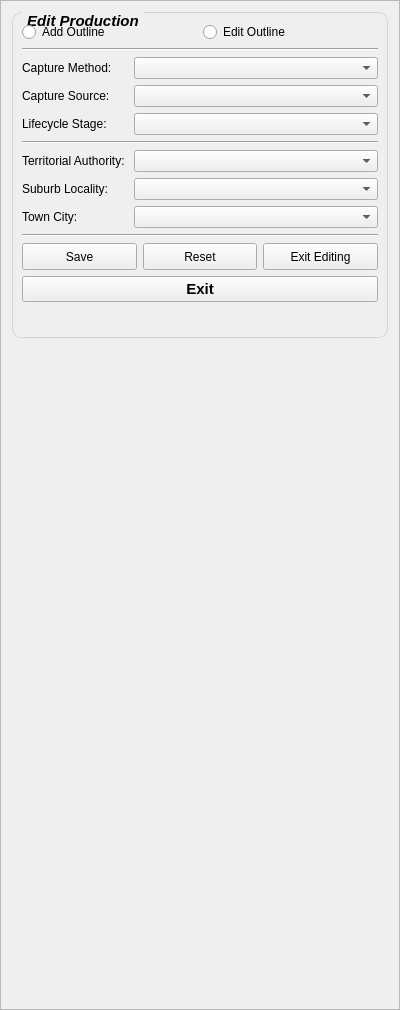
The window that buildings/gui/production_edits.ui (linz/nz-buildings) describes before a commit, drawn with Qt 5.
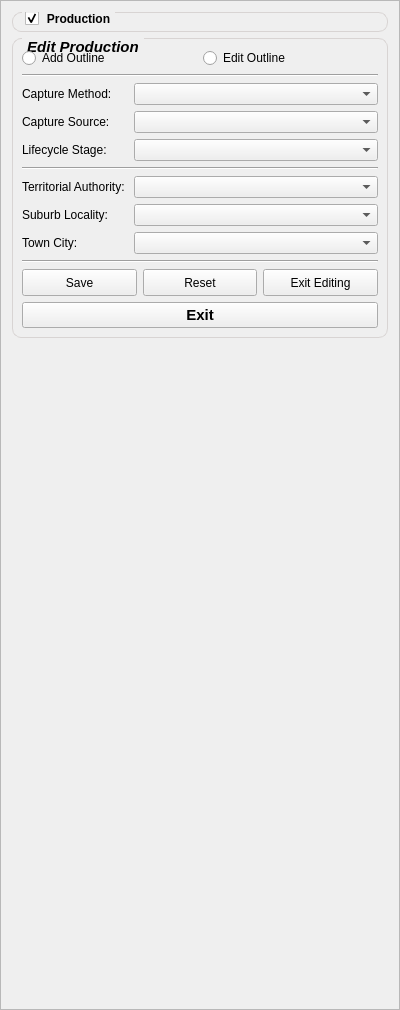
The same window after the commit.

Commit message: Add same functionality for production

```diff
--- a/buildings/gui/production_edits.ui
+++ b/buildings/gui/production_edits.ui
@@ -33,7 +33,37 @@
   </property>
   <layout class="QVBoxLayout" name="verticalLayout">
    <item>
-    <widget class="QGroupBox" name="grpb">
+    <widget class="QGroupBox" name="grpb_production">
+     <property name="font">
+      <font>
+       <weight>75</weight>
+       <bold>true</bold>
+      </font>
+     </property>
+     <property name="styleSheet">
+      <string notr="true">QGroupBox {
+    border: 1px solid #D8D4D3;
+    border-radius: 9px;
+    margin-top: 0.5em;
+}
+
+QGroupBox::title {
+    subcontrol-origin: margin;
+    left: 10px;
+    padding: 0 3px 0 3px;
+}</string>
+     </property>
+     <property name="title">
+      <string>Production</string>
+     </property>
+     <property name="checkable">
+      <bool>true</bool>
+     </property>
+     <layout class="QGridLayout" name="gridLayout"/>
+    </widget>
+   </item>
+   <item>
+    <widget class="QGroupBox" name="grpb_edits">
      <property name="sizePolicy">
       <sizepolicy hsizetype="MinimumExpanding" vsizetype="MinimumExpanding">
        <horstretch>0</horstretch>
```
The commit also changes 1 other file.
